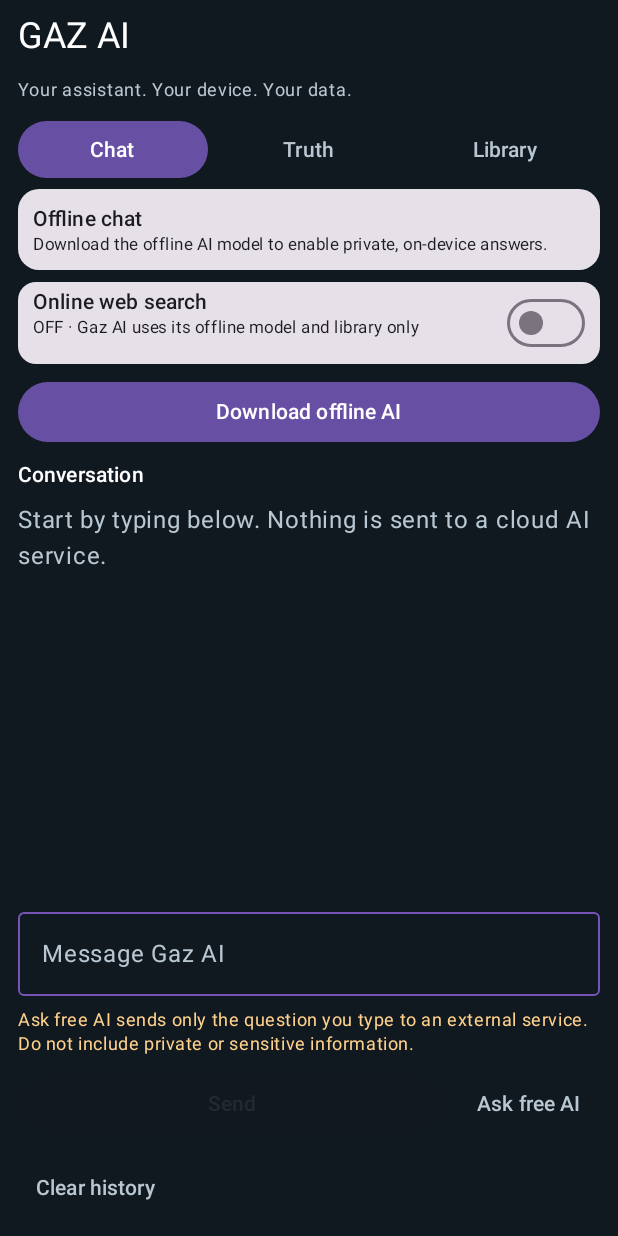
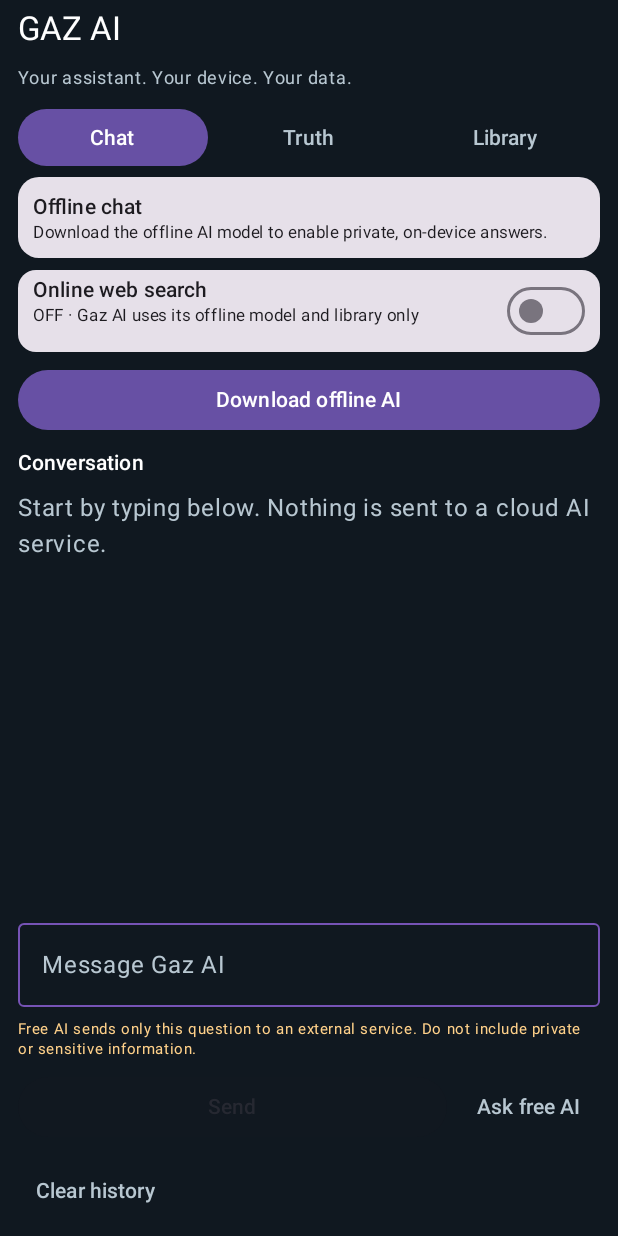
Before and after one commit to garethedmond73-art/gaz-ai, an Android app built with Jetpack Compose: the screen it shows after launch (MainActivity), on a phone screen of 412 x 824 dp. Run offline under Robolectric (Android 15) with nearby library versions, the phone set to English and light mode, and no system bars; libraries missing offline, so code that uses them is left out: com.google.ai.edge, com.tom_roush.pdfbox; pictures from the network do not load.

Commit message:
Fix status bar overlap and compact chat layout

```diff
--- a/app/src/main/java/uk/co/gazai/MainActivity.kt
+++ b/app/src/main/java/uk/co/gazai/MainActivity.kt
@@ -19,6 +19,7 @@ import androidx.compose.foundation.layout.padding
 import androidx.compose.foundation.layout.height
 import androidx.compose.foundation.layout.imePadding
 import androidx.compose.foundation.layout.navigationBarsPadding
+import androidx.compose.foundation.layout.statusBarsPadding
 import androidx.compose.foundation.lazy.LazyColumn
 import androidx.compose.foundation.lazy.items
 import androidx.compose.foundation.lazy.rememberLazyListState
@@ -133,7 +134,7 @@ private fun GazAiScreen(context: Context) {
     MaterialTheme {
         Surface(Modifier.fillMaxSize(), color = Color(0xFF101820)) {
             Column(
-                Modifier.fillMaxSize().navigationBarsPadding().imePadding().padding(horizontal = 12.dp, vertical = 8.dp),
+                Modifier.fillMaxSize().statusBarsPadding().navigationBarsPadding().imePadding().padding(horizontal = 12.dp, vertical = 6.dp),
                 verticalArrangement = Arrangement.spacedBy(8.dp)
             ) {
                 aiState.sourcesToSave?.let { sources ->
@@ -170,7 +171,7 @@ private fun GazAiScreen(context: Context) {
                         }
                     )
                 }
-                Text("GAZ AI", style = MaterialTheme.typography.headlineSmall, color = Color.White, fontSize = 24.sp)
+                Text("GAZ AI", style = MaterialTheme.typography.headlineSmall, color = Color.White, fontSize = 22.sp, lineHeight = 26.sp)
                 Text("Your assistant. Your device. Your data.", color = Color(0xFFB8C7D1), fontSize = 12.sp)
                 Row(Modifier.fillMaxWidth(), horizontalArrangement = Arrangement.spacedBy(4.dp)) {
                     ModeButton("Chat", mode == "Chat", Modifier.weight(1f)) { mode = "Chat" }
@@ -342,8 +343,8 @@ private fun GazAiScreen(context: Context) {
                     )
                 )
                 if (mode != "Library") {
-                    Text("Ask free AI sends only the question you type to an external service. Do not include private or sensitive information.",
-                        color = Color(0xFFFFD18A), style = MaterialTheme.typography.bodySmall)
+                    Text("Free AI sends only this question to an external service. Do not include private or sensitive information.",
+                        color = Color(0xFFFFD18A), style = MaterialTheme.typography.bodySmall.copy(fontSize = 10.sp, lineHeight = 13.sp))
                 }
                 // Keep the primary action visible in every tab, including Library.
                 Row(Modifier.fillMaxWidth(), horizontalArrangement = Arrangement.spacedBy(8.dp)) {
```
